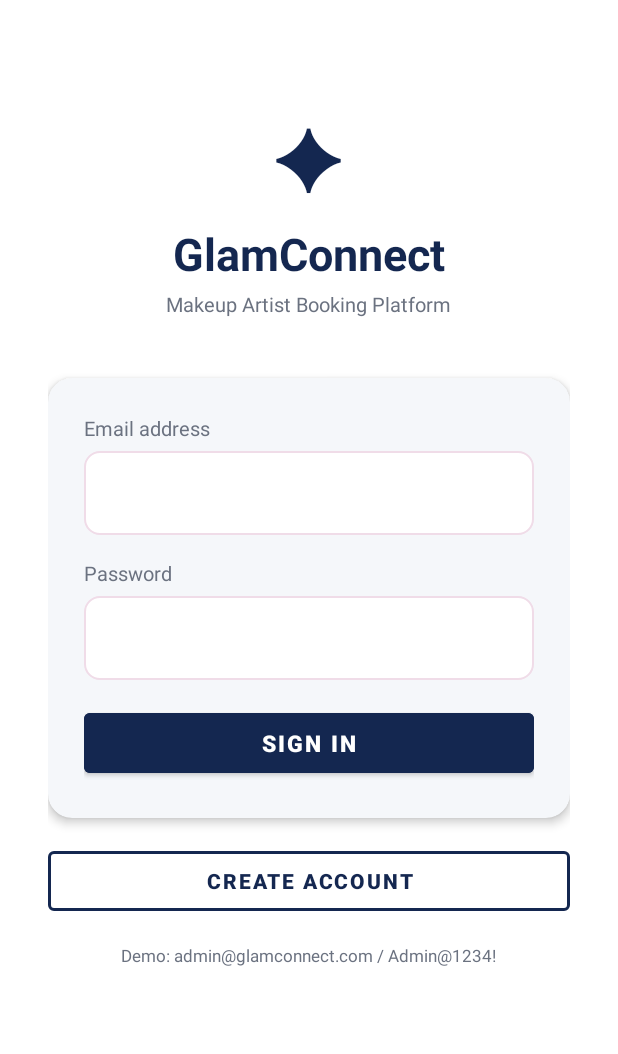
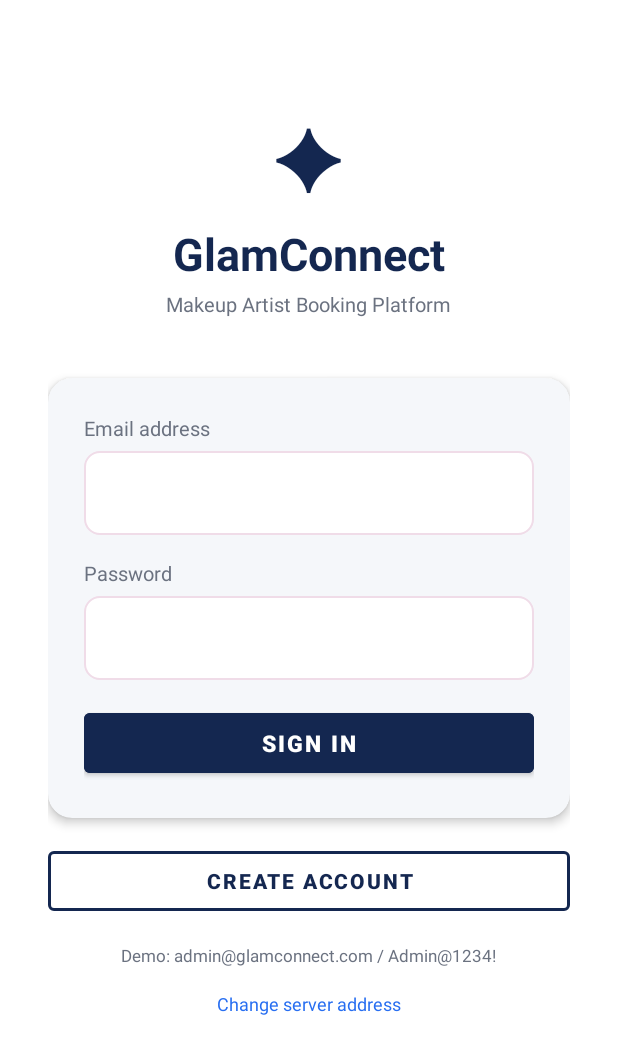
Before and after one commit to CodeUche/Glaam-app, an Android app: the screen it shows after launch (LoginActivity), on a phone screen of 412 x 824 dp. Shown: the top 1054 px of the screen. Run offline under Robolectric (Android 15) with nearby library versions, the phone set to English and light mode, and no system bars.

Commit message:
Fix local emulator testing setup
- build.gradle.kts: default SERVER_URL → http://10.0.2.2:8765 (emulator localhost)
- LoginActivity: restore Change Server link so URL can be set from login screen

Co-Authored-By: Claude Sonnet 4.6 <noreply@anthropic.com>

```diff
--- a/glamconnect-android/app/build.gradle.kts
+++ b/glamconnect-android/app/build.gradle.kts
@@ -16,8 +16,9 @@ android {
 
         testInstrumentationRunner = "androidx.test.runner.AndroidJUnitRunner"
 
-        // Cloud server URL — update this after Railway deployment
-        buildConfigField("String", "SERVER_URL", "\"https://PLACEHOLDER.up.railway.app\"")
+        // Default URL for Android emulator (10.0.2.2 = your PC's localhost)
+        // Change to your Railway URL after deployment
+        buildConfigField("String", "SERVER_URL", "\"http://10.0.2.2:8765\"")
     }
 
     buildTypes {
--- a/glamconnect-android/app/src/main/java/com/glamconnect/app/ui/LoginActivity.kt
+++ b/glamconnect-android/app/src/main/java/com/glamconnect/app/ui/LoginActivity.kt
@@ -38,8 +38,9 @@ class LoginActivity : AppCompatActivity() {
             startActivity(Intent(this, RegisterActivity::class.java))
         }
 
-        // Change server hidden — app uses cloud backend
-        binding.changeServerText.visibility = android.view.View.GONE
+        binding.changeServerText.setOnClickListener {
+            startActivity(Intent(this, SetupActivity::class.java))
+        }
     }
 
     private fun attemptLogin() {
```
